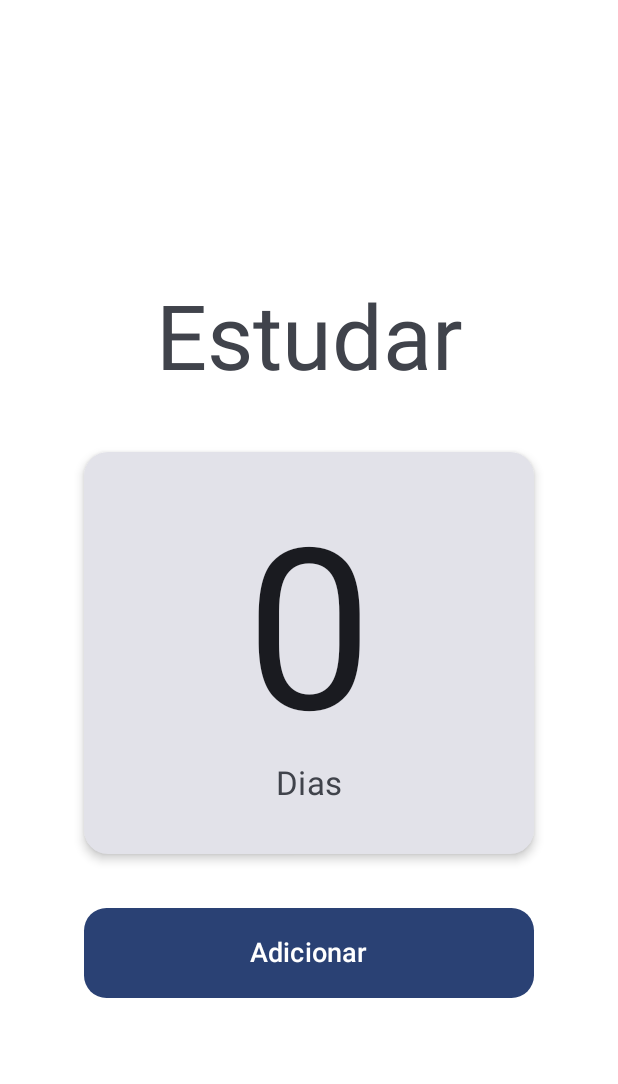
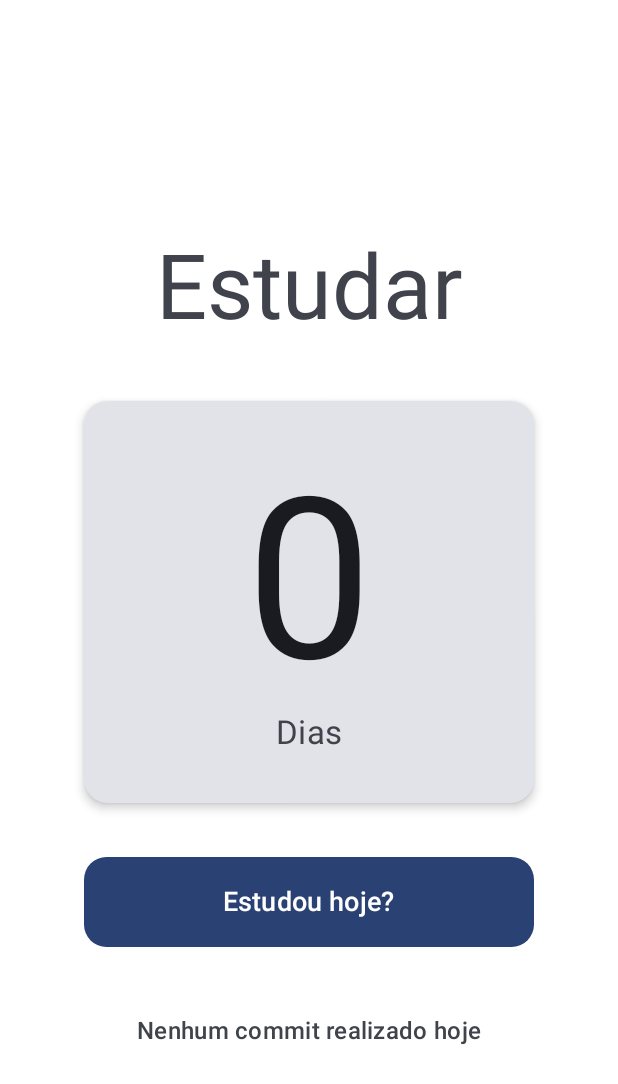
Before and after one commit to thiago-desenv/DayUp, an Android app built with Jetpack Compose: the @Preview function PreviewCounter, on a phone screen of 412 x 824 dp. Shown: the top 1084 px of the screen. Run offline under Robolectric (Android 15) with nearby library versions, the phone set to English and light mode, and no system bars.

Commit message:
Criado lógica para verificar commits no github

```diff
--- a/app/build.gradle.kts
+++ b/app/build.gradle.kts
@@ -52,6 +52,7 @@ dependencies {
     implementation(libs.androidx.material.icons.extended)
     implementation(libs.androidx.lifecycle.viewmodel.compose)
     implementation(libs.androidx.datastore)
+    implementation(libs.threetenabp)
     testImplementation(libs.junit)
     androidTestImplementation(libs.androidx.junit)
     androidTestImplementation(libs.androidx.espresso.core)
--- a/app/src/main/java/com/example/dayup/MainActivity.kt
+++ b/app/src/main/java/com/example/dayup/MainActivity.kt
@@ -8,6 +8,7 @@ import androidx.activity.viewModels
 import com.example.dayup.ui.DayUpApp
 import com.example.dayup.viewmodel.DayUpViewModel
 import com.example.dayup.viewmodel.DayUpViewModelFactory
+import com.jakewharton.threetenabp.AndroidThreeTen
 
 class MainActivity : ComponentActivity() {
     private val dayUpViewModel: DayUpViewModel by viewModels {
@@ -16,6 +17,7 @@ class MainActivity : ComponentActivity() {
 
     override fun onCreate(savedInstanceState: Bundle?) {
         super.onCreate(savedInstanceState)
+        AndroidThreeTen.init(this)
         enableEdgeToEdge()
         setContent {
             DayUpApp(viewModel = dayUpViewModel)
--- a/app/src/main/java/com/example/dayup/ui/DayUpApp.kt
+++ b/app/src/main/java/com/example/dayup/ui/DayUpApp.kt
@@ -48,7 +48,8 @@ fun DayUpApp(viewModel: DayUpViewModel = viewModel()) {
                     modifier = Modifier.padding(innerPadding),
                     taskTitle = viewModel.taskTitle.value,
                     count = count,
-                    onAddClick = { viewModel.incrementCounter() }
+                    hasCommitToday = viewModel.hasCommitToday.value,
+                    onCheckCommit = { viewModel.checkTodayCommit("thiago-desenv") }
                 )
             }
         }
@@ -61,13 +62,18 @@ fun PreviewCounter() {
     val darkTheme = remember { mutableStateOf(false) }
     val count = remember { mutableIntStateOf(0) }
     val taskTitle = remember { mutableStateOf("Estudar") }
+    val hasCommitToday = remember { mutableStateOf(false) }
 
     DayUpTheme(darkTheme = darkTheme.value) {
         CounterScreen(
             modifier = Modifier.padding(16.dp),
             taskTitle = taskTitle.value,
             count = count.intValue,
-            onAddClick = { count.intValue++ }
+            hasCommitToday = hasCommitToday.value,
+            onCheckCommit = {
+                count.intValue++
+                hasCommitToday.value = true
+            }
         )
     }
 }
--- a/app/src/main/java/com/example/dayup/ui/DrawerContent.kt
+++ b/app/src/main/java/com/example/dayup/ui/DrawerContent.kt
@@ -73,7 +73,7 @@ fun BottomNavigationBar( onMenuClick: () -> Unit ) {
 }
 
 @Composable
-fun CounterScreen(modifier: Modifier, taskTitle: String, count: Int, onAddClick: () -> Unit) {
+fun CounterScreen(modifier: Modifier, taskTitle: String, count: Int, hasCommitToday: Boolean, onCheckCommit: () -> Unit) {
     Column(
         modifier = modifier
             .fillMaxSize()
@@ -121,7 +121,7 @@ fun CounterScreen(modifier: Modifier, taskTitle: String, count: Int, onAddClick:
         Spacer(modifier = Modifier.height(20.dp))
 
         Button(
-            onClick = onAddClick,
+            onClick = onCheckCommit,
             shape = RoundedCornerShape(15.dp),
             colors = ButtonDefaults.buttonColors(
                 containerColor = MaterialTheme.colorScheme.primary,
@@ -132,7 +132,23 @@ fun CounterScreen(modifier: Modifier, taskTitle: String, count: Int, onAddClick:
                 .height(60.dp)
                 .padding(horizontal = 16.dp)
         ) {
-            Text(text = "Adicionar", fontSize = 18.sp)
+            Text(text = "Estudou hoje?", fontSize = 18.sp)
+        }
+
+        Spacer(modifier = modifier.height(12.dp))
+
+        if(hasCommitToday)  {
+            Text(
+                text = "Você já realizou commit hoje!",
+                style = MaterialTheme.typography.titleMedium,
+                color = MaterialTheme.colorScheme.secondary
+            )
+        } else {
+            Text(
+                text = "Nenhum commit realizado hoje",
+                style = MaterialTheme.typography.titleMedium,
+                color = MaterialTheme.colorScheme.onSurfaceVariant
+            )
         }
     }
 }
--- a/gradle/libs.versions.toml
+++ b/gradle/libs.versions.toml
@@ -9,6 +9,7 @@ lifecycleRuntimeKtx = "2.6.1"
 activityCompose = "1.8.0"
 composeBom = "2024.09.00"
 dataStore = "1.1.1"
+threetenabp = "1.4.4"
 
 [libraries]
 androidx-core-ktx = { group = "androidx.core", name = "core-ktx", version.ref = "coreKtx" }
@@ -28,6 +29,7 @@ androidx-material3 = { group = "androidx.compose.material3", name = "material3"
 androidx-material-icons-extended = { group = "androidx.compose.material", name = "material-icons-extended"}
 androidx-lifecycle-viewmodel-compose = {group = "androidx.lifecycle", name = "lifecycle-viewmodel-compose"}
 androidx-datastore = { group = "androidx.datastore", name = "datastore-preferences", version.ref = "dataStore" }
+threetenabp = { group = "com.jakewharton.threetenabp", name = "threetenabp", version.ref = "threetenabp" }
 
 [plugins]
 android-application = { id = "com.android.application", version.ref = "agp" }
```
Also changed, not shown: app/src/main/java/com/example/dayup/data/GitHubRepository.kt (added, +44 -0 lines), app/src/main/java/com/example/dayup/viewmodel/DayUpViewModel.kt (+19 -0 lines).
